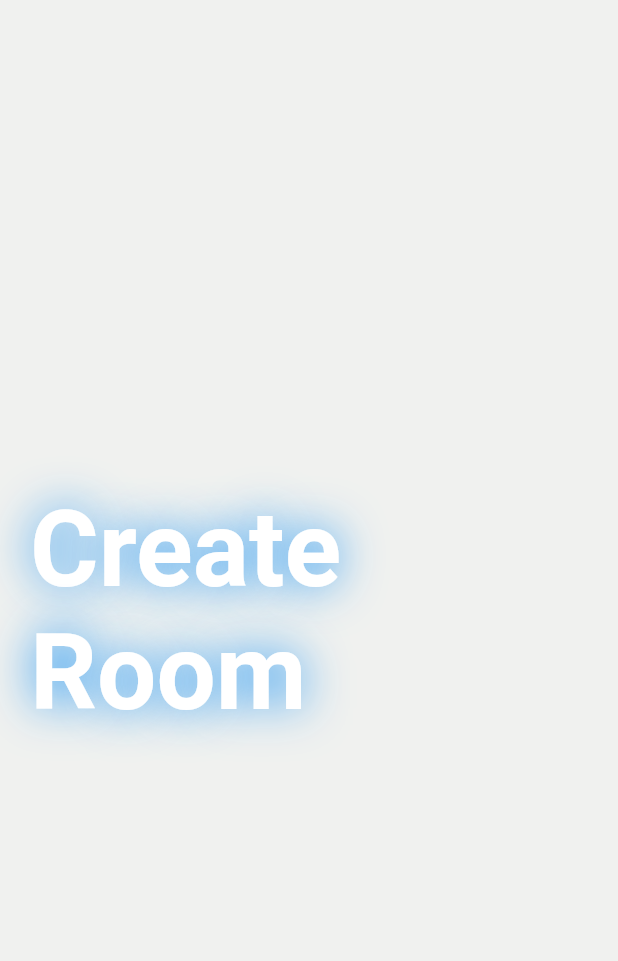
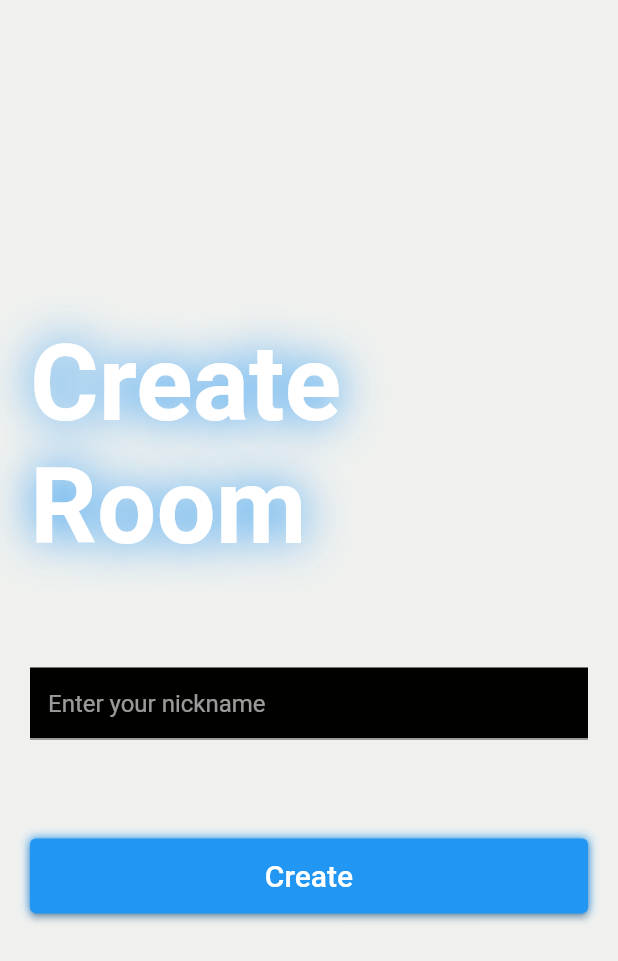
Before and after one commit to mawalou14/fltterTkTakToe, a Flutter app: the CreateRoomScreen screen opened by its route, on a phone screen of 412 x 824 dp. Shown: the top 961 px of the screen. Run offline on Flutter 3.47's test engine with Material 2 defaults, Android fonts, the phone set to English and light mode, and no system bars.

Commit message:
Created custom fill

```diff
--- a/lib/screens/create_room_screen.dart
+++ b/lib/screens/create_room_screen.dart
@@ -1,5 +1,7 @@
 import 'package:flutter/material.dart';
+import 'package:tictactoe/widgets/custom_button.dart';
 import 'package:tictactoe/widgets/custom_text.dart';
+import 'package:tictactoe/widgets/custom_textfield.dart';
 
 class CreateRoomScreen extends StatefulWidget {
   static String routeName = '/create-room';
@@ -10,6 +12,13 @@ class CreateRoomScreen extends StatefulWidget {
 }
 
 class _CreateRoomScreenState extends State<CreateRoomScreen> {
+  final TextEditingController _nameController = TextEditingController();
+  @override
+  void dispose() {
+    super.dispose();
+    _nameController.dispose();
+  }
+
   @override
   Widget build(BuildContext context) {
     var size = MediaQuery.of(context).size;
@@ -27,7 +36,15 @@ class _CreateRoomScreenState extends State<CreateRoomScreen> {
               text: 'Create Room',
               fontSize: 70,
             ),
-            SizedBox(height: size.height*0.01,),
+            SizedBox(
+              height: size.height * 0.08,
+            ),
+            CustomTextField(
+                controller: _nameController, hintText: 'Enter your nickname'),
+            SizedBox(
+              height: size.height * 0.08,
+            ),
+            CustomButton(onTap: () {}, text: 'Create')
           ],
         ),
       ),
--- /dev/null
+++ b/lib/widgets/custom_textfield.dart
@@ -0,0 +1,32 @@
+import 'package:flutter/material.dart';
+import 'package:tictactoe/utils/colors.dart';
+
+class CustomTextField extends StatelessWidget {
+  final TextEditingController controller;
+  final String hintText;
+  const CustomTextField(
+      {super.key, required this.controller, required this.hintText});
+
+  @override
+  Widget build(BuildContext context) {
+    return Container(
+      decoration: const BoxDecoration(
+        boxShadow: [
+          BoxShadow(
+            // color: Colors.blue,
+            blurRadius: 0,
+            spreadRadius: 0,
+          )
+        ],
+      ),
+      child: TextField(
+        controller: controller,
+        decoration: InputDecoration(
+          fillColor: bgColor,
+          filled: true,
+          hintText: hintText,
+        ),
+      ),
+    );
+  }
+}
```
